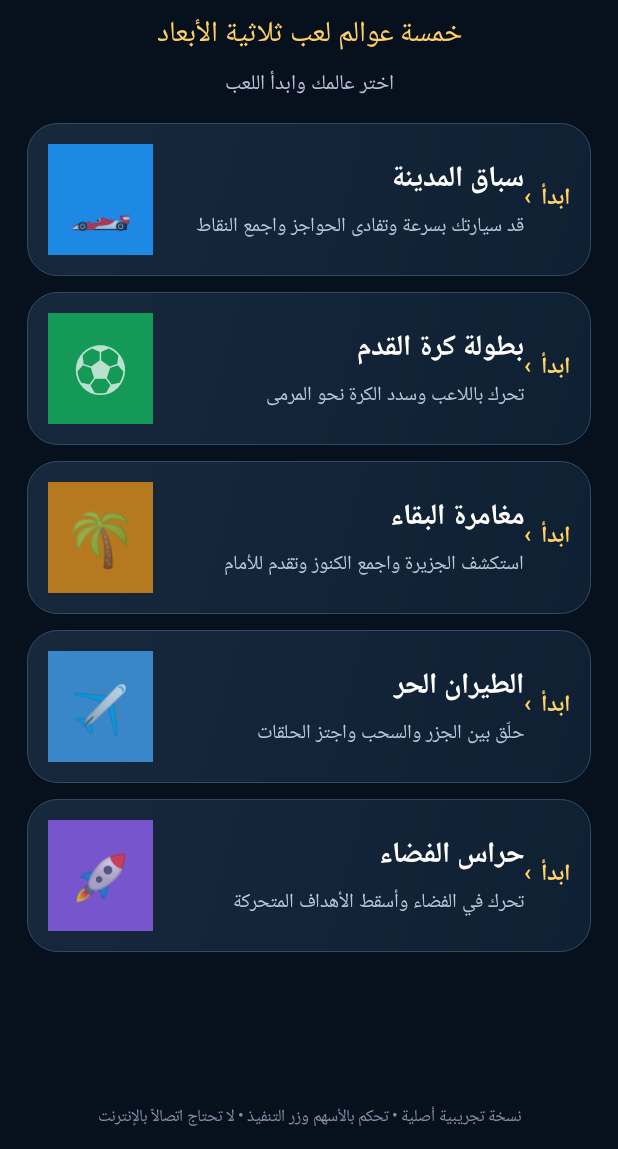
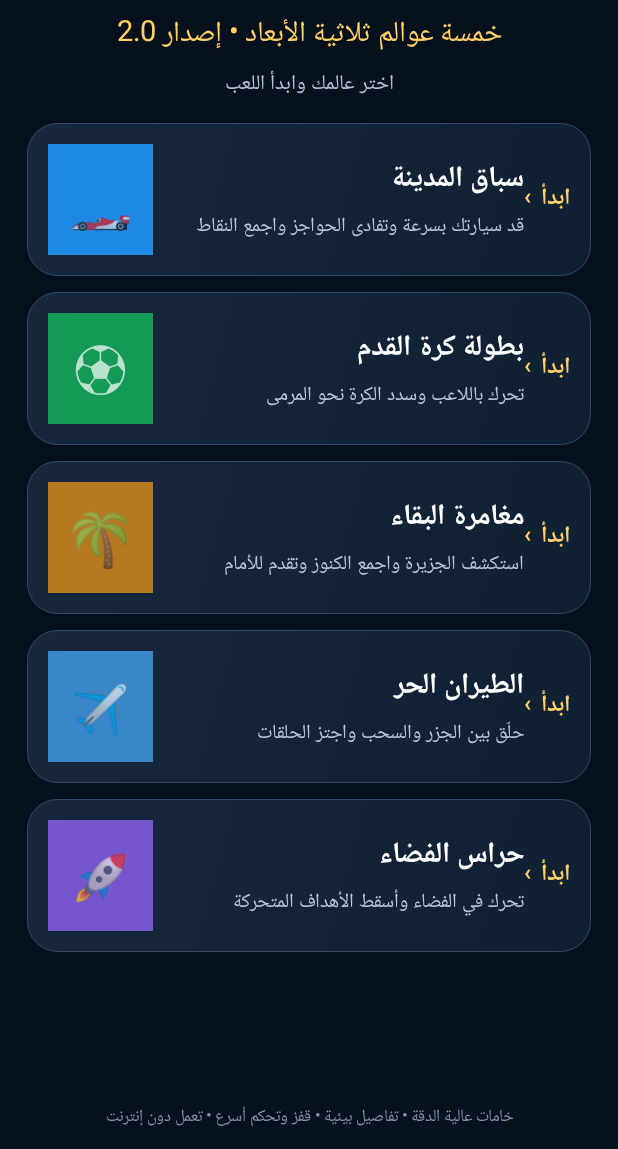
Before and after one commit to azd103307-bot/SHADOW-Xx, an Android app: the screen it shows after launch (MainActivity), on a phone screen of 412 x 824 dp, the part 87-1236 px from its top. Run offline under Robolectric (Android 15) with nearby library versions, the phone set to English and light mode, and no system bars.

Commit message:
Refresh game hub for version 2.0

```diff
--- a/app/src/main/java/com/shadow/xx/MainActivity.kt
+++ b/app/src/main/java/com/shadow/xx/MainActivity.kt
@@ -33,7 +33,7 @@ class MainActivity : Activity() {
             gravity=Gravity.CENTER; letterSpacing=.08f
         })
         root.addView(TextView(this).apply {
-            text="خمسة عوالم لعب ثلاثية الأبعاد"
+            text="خمسة عوالم ثلاثية الأبعاد • إصدار 2.0"
             textSize=19f; setTextColor(0xFFFFD166.toInt()); gravity=Gravity.CENTER
             setPadding(0,dp(7),0,dp(5))
         })
@@ -86,7 +86,7 @@ class MainActivity : Activity() {
         scroll.addView(list)
         root.addView(scroll,LinearLayout.LayoutParams(-1,0,1f))
         root.addView(TextView(this).apply {
-            text="نسخة تجريبية أصلية • تحكم بالأسهم وزر التنفيذ • لا تحتاج اتصالاً بالإنترنت"
+            text="خامات عالية الدقة • تفاصيل بيئية • قفز وتحكم أسرع • تعمل دون إنترنت"
             textSize=11f; setTextColor(0xFF8193A9.toInt()); gravity=Gravity.CENTER
             setPadding(0,dp(10),0,0)
         })
```
